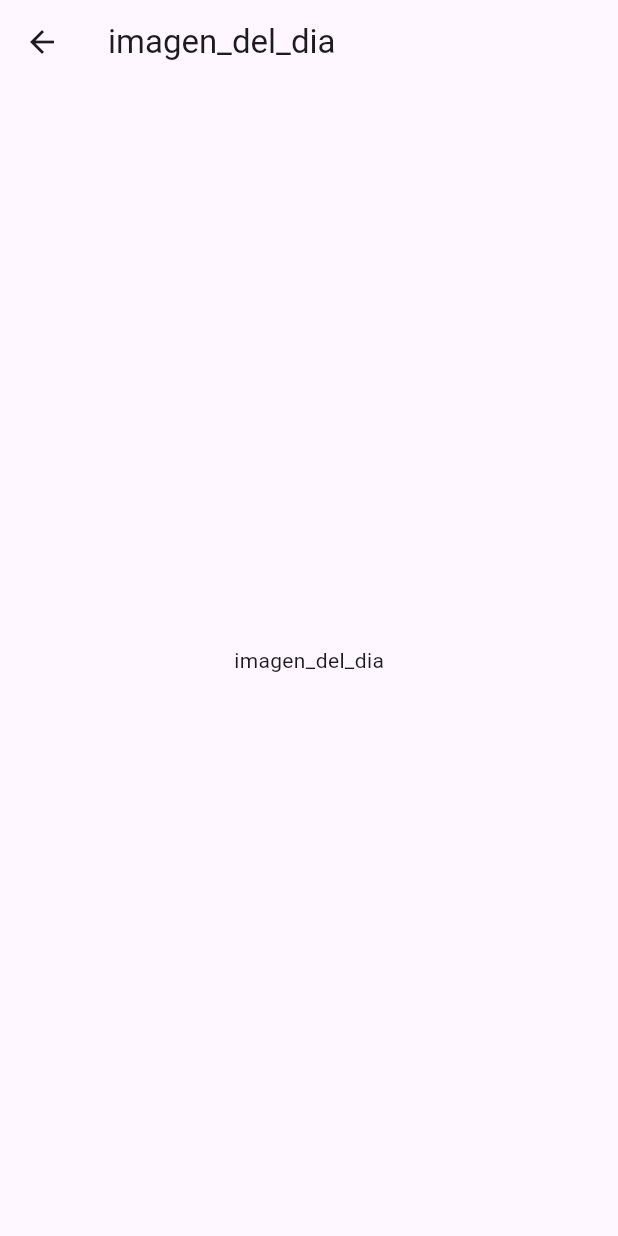
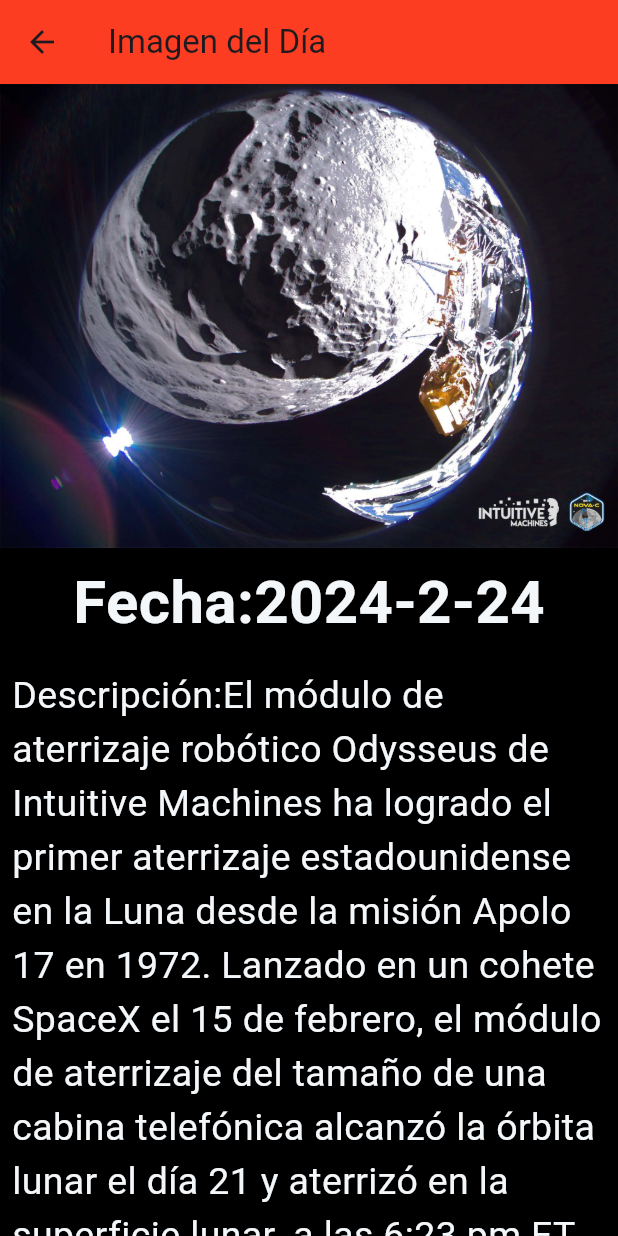
Before and after one commit to Nebot774/Proyecto_Desarollo_interfa-es_nasa, a Flutter app: the imagen_del_dia screen opened directly, on a phone screen of 412 x 824 dp. Run offline on Flutter 3.47's test engine with Material 3 defaults, Android fonts, the phone set to English and light mode, and no system bars.

Commit message:
Commit:iamgen_del_dia implementada

```diff
--- a/lib/screens/imagen_del_dia.dart
+++ b/lib/screens/imagen_del_dia.dart
@@ -5,10 +5,45 @@
   Widget build(BuildContext context) {
     return Scaffold(
       appBar: AppBar(
-        title: Text('imagen_del_dia'),
+        title: Text('Imagen del Día'),
+        backgroundColor: Color(0xfffc3d21),
       ),
-      body: Center(
-        child: Text('imagen_del_dia'),
+      body: SingleChildScrollView( // Envuelve el contenido en un SingleChildScrollView
+        child: Container(
+          color: Colors.black, // Puedes cambiar el color del fondo si lo deseas
+          child: Column(
+            children: <Widget>[
+              Image.asset(
+                'assets/la_iamgen_del_dia.png', // Reemplaza con la ruta de tu imagen
+                fit: BoxFit.cover,
+              ),
+              Padding(
+                padding: EdgeInsets.all(8.0),
+                child: Text(
+                  'Fecha:2024-2-24', // Reemplaza con el título de tu imagen
+                  style: TextStyle(
+                    color: Color(0xfff4f7fa),
+                    fontFamily: 'Roboto',
+                    fontWeight: FontWeight.w600, // Semi-bold
+                    fontSize: 40,
+                  ),
+                ),
+              ),
+              Padding(
+                padding: EdgeInsets.all(8.0),
+                child: Text(
+                  'Descripción:El módulo de aterrizaje robótico Odysseus de Intuitive Machines ha logrado el primer aterrizaje estadounidense en la Luna desde la misión Apolo 17 en 1972. Lanzado en un cohete SpaceX el 15 de febrero, el módulo de aterrizaje del tamaño de una cabina telefónica alcanzó la órbita lunar el día 21 y aterrizó en la superficie lunar. a las 6:23 pm ET el 22 de febrero. Su región de aterrizaje está a unos 300 kilómetros al norte del polo sur de la Luna, cerca de un cráter designado Malapert A. Descansando sobre su costado, el módulo de aterrizaje actualmente está recolectando energía solar y transmitiendo datos al centro de control de misión de Intuitive Machines en Houston. La misión marca el primer aterrizaje comercial sin tripulación en la Luna. Antes del aterrizaje, la cámara de Odysseus\u2019 capturó esta imagen de gran angular (las patas de aterrizaje se ven a la derecha) mientras volaba sobre el cráter Schomberger a unos 200 kilómetros de su lugar de aterrizaje. Odiseo todavía estaba a unos 10 kilómetros sobre la superficie lunar.', // Reemplaza con la descripción de tu imagen
+                  style: TextStyle(
+                    color: Color(0xfff4f7fa),
+                    fontFamily: 'Roboto',
+                    fontWeight: FontWeight.normal, // Regular
+                    fontSize: 25,
+                  ),
+                ),
+              ),
+            ],
+          ),
+        ),
       ),
     );
   }
```
Also changed, not shown: assets/la_iamgen_del_dia.png (added).
